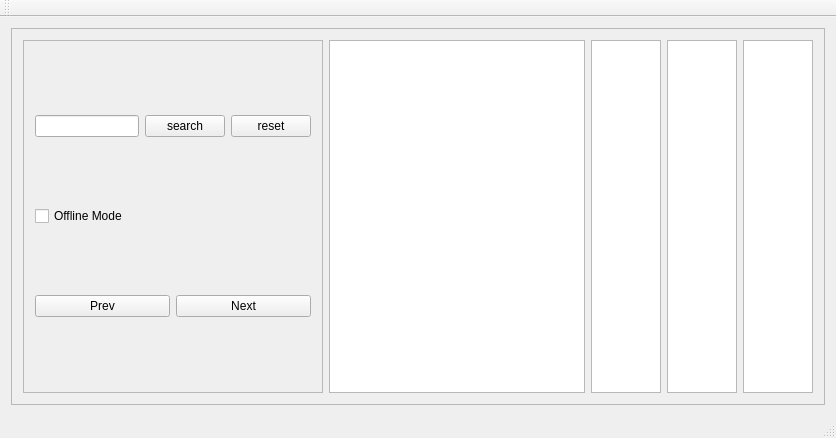
First picture: the form in mainwindow.ui, repository blockspacer/pages, before the edit.
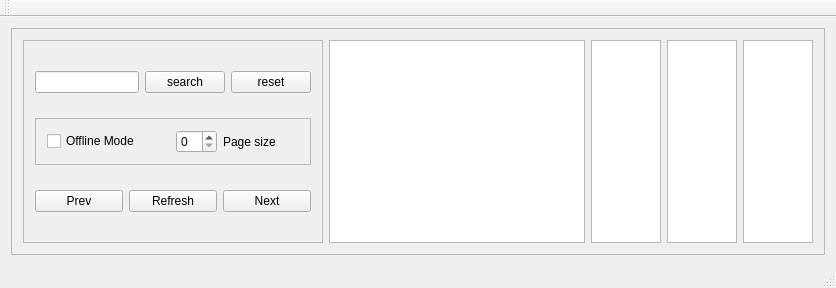
Second picture: the form after the edit.

Commit message: fixed page size

What changed in the file:
```diff
--- a/mainwindow.ui
+++ b/mainwindow.ui
@@ -7,7 +7,7 @@
     <x>0</x>
     <y>0</y>
     <width>764</width>
-    <height>438</height>
+    <height>288</height>
    </rect>
   </property>
   <property name="windowTitle">
@@ -47,7 +47,7 @@
             <x>0</x>
             <y>0</y>
             <width>298</width>
-            <height>354</height>
+            <height>204</height>
            </rect>
           </property>
           <layout class="QGridLayout" name="gridLayout_4">
@@ -57,10 +57,42 @@
            <item row="1" column="0">
             <layout class="QHBoxLayout" name="horizontalLayout_2">
              <item>
-              <widget class="QCheckBox" name="checkBox">
-               <property name="text">
-                <string>Offline Mode</string>
+              <widget class="QFrame" name="frame_2">
+               <property name="sizePolicy">
+                <sizepolicy hsizetype="Preferred" vsizetype="Maximum">
+                 <horstretch>0</horstretch>
+                 <verstretch>0</verstretch>
+                </sizepolicy>
                </property>
+               <property name="frameShape">
+                <enum>QFrame::StyledPanel</enum>
+               </property>
+               <property name="frameShadow">
+                <enum>QFrame::Raised</enum>
+               </property>
+               <layout class="QHBoxLayout" name="horizontalLayout_5">
+                <item>
+                 <widget class="QCheckBox" name="checkBox">
+                  <property name="text">
+                   <string>Offline Mode</string>
+                  </property>
+                 </widget>
+                </item>
+                <item>
+                 <layout class="QFormLayout" name="formLayout">
+                  <item row="1" column="0">
+                   <widget class="QSpinBox" name="pageSizeSpinBox"/>
+                  </item>
+                  <item row="1" column="1">
+                   <widget class="QLabel" name="label">
+                    <property name="text">
+                     <string>Page size</string>
+                    </property>
+                   </widget>
+                  </item>
+                 </layout>
+                </item>
+               </layout>
               </widget>
              </item>
             </layout>
@@ -74,6 +106,13 @@
                </property>
               </widget>
              </item>
+             <item>
+              <widget class="QPushButton" name="refreshButton">
+               <property name="text">
+                <string>Refresh</string>
+               </property>
+              </widget>
+             </item>
              <item>
               <widget class="QPushButton" name="nextButton">
                <property name="text">
```
The commit also changes 3 other files.
